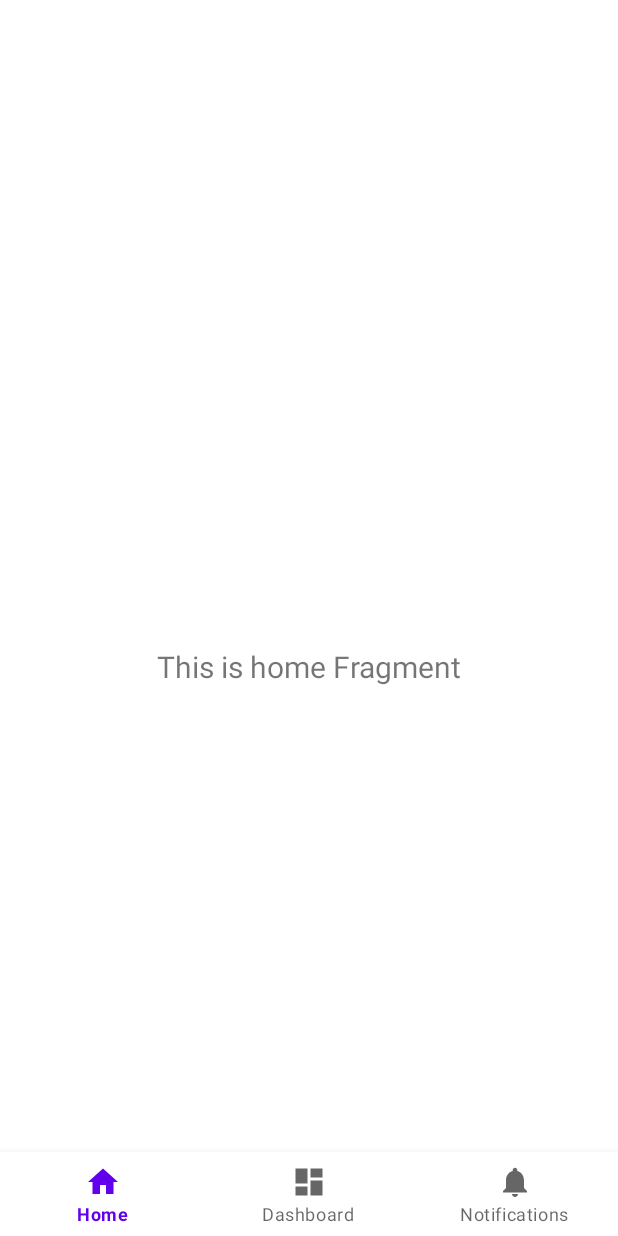
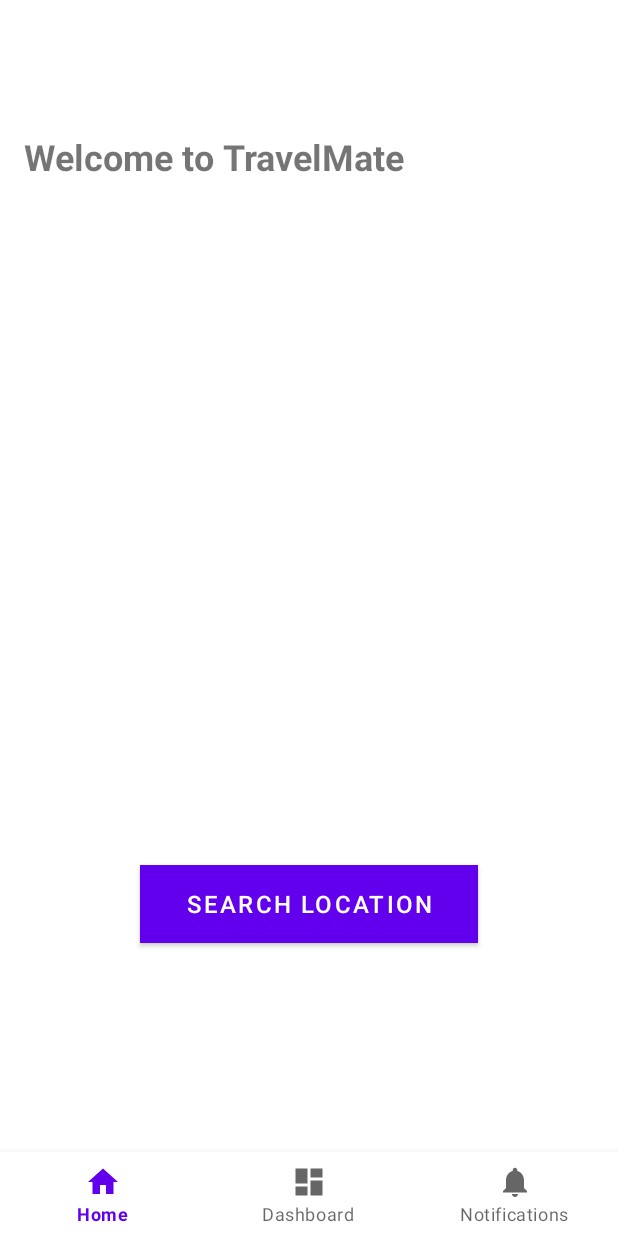
Before and after one commit to kilyfa/TravelMate-Frontend, an Android app: the HomeFragment screen opened directly, with no data from a screen before it, on a phone screen of 412 x 824 dp. Run offline under Robolectric (Android 15) with nearby library versions, the phone set to English and light mode, and no system bars; our stand-ins replace navigation-ui.

Commit message:
update fragment algorithm and result

```diff
--- a/app/build.gradle.kts
+++ b/app/build.gradle.kts
@@ -55,6 +55,10 @@
     implementation(libs.androidx.activity)
     implementation(libs.firebase.auth.ktx)
     implementation(libs.firebase.auth)
+    implementation (libs.retrofit)
+    implementation (libs.converter.gson)
+    implementation(libs.glide)
+    implementation(libs.logging.interceptor)
     testImplementation(libs.junit)
     androidTestImplementation(libs.androidx.junit)
     androidTestImplementation(libs.androidx.espresso.core)
--- a/app/src/main/java/com/example/travelmate/ui/home/HomeFragment.kt
+++ b/app/src/main/java/com/example/travelmate/ui/home/HomeFragment.kt
@@ -7,36 +7,24 @@
 import android.widget.TextView
 import androidx.fragment.app.Fragment
 import androidx.lifecycle.ViewModelProvider
+import com.example.travelmate.R
 import com.example.travelmate.databinding.FragmentHomeBinding
 
 class HomeFragment : Fragment() {
 
-    private var _binding: FragmentHomeBinding? = null
-
-    // This property is only valid between onCreateView and
-    // onDestroyView.
-    private val binding get() = _binding!!
+    private lateinit var binding: FragmentHomeBinding
 
     override fun onCreateView(
-        inflater: LayoutInflater,
-        container: ViewGroup?,
+        inflater: LayoutInflater, container: ViewGroup?,
         savedInstanceState: Bundle?
-    ): View {
-        val homeViewModel =
-            ViewModelProvider(this).get(HomeViewModel::class.java)
+    ): View? {
+        binding = FragmentHomeBinding.inflate(inflater, container, false)
 
-        _binding = FragmentHomeBinding.inflate(inflater, container, false)
-        val root: View = binding.root
+        // Menangani klik tombol pencarian
+        binding.searchButton.setOnClickListener {
+            findNavController().navigate(R.id.action_homeFragment_to_filterFragment)
+        }
 
-        val textView: TextView = binding.textHome
-        homeViewModel.text.observe(viewLifecycleOwner) {
-            textView.text = it
-        }
-        return root
-    }
-
-    override fun onDestroyView() {
-        super.onDestroyView()
-        _binding = null
+        return binding.root
     }
 }
--- a/app/src/main/res/layout/fragment_home.xml
+++ b/app/src/main/res/layout/fragment_home.xml
@@ -6,17 +6,32 @@
     android:layout_height="match_parent"
     tools:context=".ui.home.HomeFragment">
 
+    <!-- Title -->
     <TextView
-        android:id="@+id/text_home"
-        android:layout_width="match_parent"
+        android:id="@+id/homeTitle"
+        android:layout_width="wrap_content"
         android:layout_height="wrap_content"
-        android:layout_marginStart="8dp"
-        android:layout_marginTop="8dp"
-        android:layout_marginEnd="8dp"
-        android:textAlignment="center"
-        android:textSize="20sp"
-        app:layout_constraintBottom_toBottomOf="parent"
+        android:text="Welcome to TravelMate"
+        android:textSize="24sp"
+        android:textStyle="bold"
+        android:layout_marginTop="32dp"
+        app:layout_constraintTop_toTopOf="parent"
+        app:layout_constraintStart_toStartOf="parent"
+        android:paddingStart="16dp"
+        android:paddingEnd="16dp"/>
+
+    <!-- Search Button -->
+    <Button
+        android:id="@+id/searchButton"
+        android:layout_width="225dp"
+        android:layout_height="52dp"
+        android:layout_marginTop="456dp"
+        android:background="@color/dark_grey"
+        android:text="Search Location"
+        android:textColor="@android:color/white"
+        android:textSize="16sp"
         app:layout_constraintEnd_toEndOf="parent"
         app:layout_constraintStart_toStartOf="parent"
-        app:layout_constraintTop_toTopOf="parent" />
+        app:layout_constraintTop_toBottomOf="@id/homeTitle" />
+
 </androidx.constraintlayout.widget.ConstraintLayout>
--- a/app/src/main/res/values/strings.xml
+++ b/app/src/main/res/values/strings.xml
@@ -12,4 +12,6 @@
     <string name="invalid_username">Not a valid username</string>
     <string name="invalid_password">Password must be >5 characters</string>
     <string name="login_failed">"Login failed"</string>
+    <!-- TODO: Remove or change this placeholder text -->
+    <string name="hello_blank_fragment">Hello blank fragment</string>
 </resources>
```
Also changed, not shown: app/src/main/java/com/example/travelmate/data/model/SearchRequest.kt (added, +8 -0 lines), app/src/main/java/com/example/travelmate/data/response/TravelResponse.kt (added, +33 -0 lines), app/src/main/java/com/example/travelmate/data/retrofit/ApiConfig.kt (added, +24 -0 lines), app/src/main/java/com/example/travelmate/data/retrofit/ApiService.kt (added, +13 -0 lines), app/src/main/java/com/example/travelmate/ui/adapter/DestinationAdapter.kt (added, +44 -0 lines), app/src/main/java/com/example/travelmate/ui/result/ResultFragment.kt (added, +47 -0 lines), app/src/main/java/com/example/travelmate/ui/search/SearchFragment.kt (added, +61 -0 lines), app/src/main/java/com/example/travelmate/ui/search/SearchViewModel.kt (added, +35 -0 lines), app/src/main/res/layout/fragment_result.xml (added, +19 -0 lines), app/src/main/res/layout/fragment_search.xml (added, +62 -0 lines), app/src/main/res/layout/item_destination.xml (added, +73 -0 lines), gradle/libs.versions.toml (+8 -0 lines).
